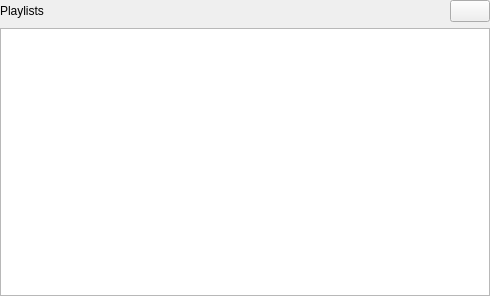
nichilum/nimamp, file ui/PlaylistViewWidget.ui: the form before one commit.
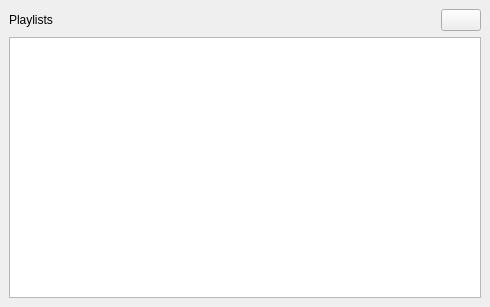
The form after the commit. Icons and pictures are not drawn.

```diff
--- a/ui/PlaylistViewWidget.ui
+++ b/ui/PlaylistViewWidget.ui
@@ -7,7 +7,7 @@
     <x>0</x>
     <y>0</y>
     <width>490</width>
-    <height>296</height>
+    <height>307</height>
    </rect>
   </property>
   <property name="windowTitle">
@@ -27,6 +27,7 @@
     <number>0</number>
    </property>
    <item>
+    <widget class="QFrame" name="playlistViewFrame">
     <layout class="QVBoxLayout" name="verticalLayout_2">
      <item>
       <layout class="QHBoxLayout" name="horizontalLayout_4">
@@ -71,6 +72,7 @@
       </widget>
      </item>
     </layout>
+    </widget>
    </item>
   </layout>
  </widget>
```
Left out of the diff: 5 changed lines with no effect on the pictures. Lines whose indentation alone changed are shown as unchanged.
